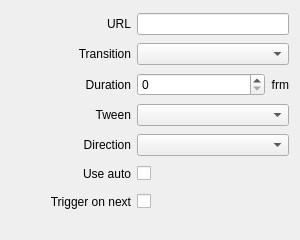
The window that src/Widgets/Inspector/InspectorHtmlWidget.ui (CasparCG/client) describes before a commit, drawn with Qt 5.
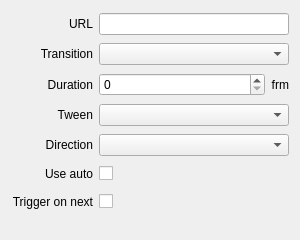
The same window after the commit.

Commit message: Remove minimumSize constraint from labels

```diff
--- a/src/Widgets/Inspector/InspectorHtmlWidget.ui
+++ b/src/Widgets/Inspector/InspectorHtmlWidget.ui
@@ -72,12 +72,6 @@
    </item>
    <item row="4" column="0">
     <widget class="QLabel" name="labelDirection">
-     <property name="minimumSize">
-      <size>
-       <width>120</width>
-       <height>0</height>
-      </size>
-     </property>
      <property name="text">
       <string>Direction</string>
      </property>
@@ -88,12 +82,6 @@
    </item>
    <item row="6" column="0">
     <widget class="QLabel" name="labelTriggerOnNext">
-     <property name="minimumSize">
-      <size>
-       <width>120</width>
-       <height>0</height>
-      </size>
-     </property>
      <property name="text">
       <string>Trigger on next</string>
      </property>
@@ -104,12 +92,6 @@
    </item>
    <item row="1" column="0">
     <widget class="QLabel" name="labelTransition">
-     <property name="minimumSize">
-      <size>
-       <width>120</width>
-       <height>0</height>
-      </size>
-     </property>
      <property name="text">
       <string>Transition</string>
      </property>
@@ -120,12 +102,6 @@
    </item>
    <item row="5" column="0">
     <widget class="QLabel" name="labelUseAuto">
-     <property name="minimumSize">
-      <size>
-       <width>120</width>
-       <height>0</height>
-      </size>
-     </property>
      <property name="text">
       <string>Use auto</string>
      </property>
@@ -136,12 +112,6 @@
    </item>
    <item row="2" column="0">
     <widget class="QLabel" name="labelTransitionDuration">
-     <property name="minimumSize">
-      <size>
-       <width>120</width>
-       <height>0</height>
-      </size>
-     </property>
      <property name="text">
       <string>Duration</string>
      </property>
@@ -202,12 +172,6 @@
    </item>
    <item row="0" column="0">
     <widget class="QLabel" name="labelUrl">
-     <property name="minimumSize">
-      <size>
-       <width>120</width>
-       <height>0</height>
-      </size>
-     </property>
      <property name="text">
       <string>URL</string>
      </property>
@@ -218,12 +182,6 @@
    </item>
    <item row="3" column="0">
     <widget class="QLabel" name="labelTween">
-     <property name="minimumSize">
-      <size>
-       <width>120</width>
-       <height>0</height>
-      </size>
-     </property>
      <property name="text">
       <string>Tween</string>
      </property>
```
The commit also changes 53 other files.
